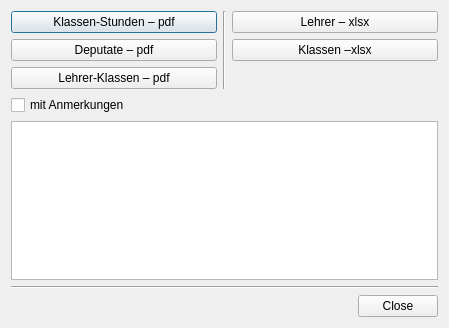
Qt form WZ/program-data/ui/dialog_make_course_tables.ui (gradgrind/WZS) before a commit.
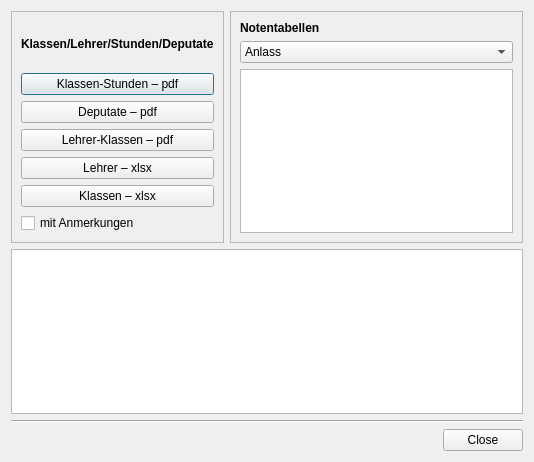
The same form after that commit.

Commit message: Working on the ui for grade table generation

The edit to the form file:
```diff
--- a/WZ/program-data/ui/dialog_make_course_tables.ui
+++ b/WZ/program-data/ui/dialog_make_course_tables.ui
@@ -6,18 +6,37 @@
    <rect>
     <x>0</x>
     <y>0</y>
-    <width>449</width>
-    <height>328</height>
+    <width>534</width>
+    <height>462</height>
    </rect>
   </property>
   <property name="windowTitle">
    <string>Tabellen erstellen</string>
   </property>
-  <layout class="QVBoxLayout" name="verticalLayout_3">
+  <layout class="QVBoxLayout" name="verticalLayout_4">
    <item>
     <layout class="QHBoxLayout" name="horizontalLayout">
      <item>
+      <widget class="QFrame" name="frame">
+       <property name="frameShape">
+        <enum>QFrame::StyledPanel</enum>
+       </property>
+       <property name="frameShadow">
+        <enum>QFrame::Raised</enum>
+       </property>
       <layout class="QVBoxLayout" name="verticalLayout">
+        <item>
+         <widget class="QLabel" name="label">
+          <property name="font">
+           <font>
+            <bold>true</bold>
+           </font>
+          </property>
+          <property name="text">
+           <string>Klassen/Lehrer/Stunden/Deputate</string>
+          </property>
+         </widget>
+        </item>
        <item>
         <widget class="QPushButton" name="pb_classes">
          <property name="text">
@@ -39,17 +58,6 @@
          </property>
         </widget>
        </item>
-      </layout>
-     </item>
-     <item>
-      <widget class="Line" name="line_2">
-       <property name="orientation">
-        <enum>Qt::Vertical</enum>
-       </property>
-      </widget>
-     </item>
-     <item>
-      <layout class="QVBoxLayout" name="verticalLayout_2">
        <item>
         <widget class="QPushButton" name="pb_teachers_xlsx">
          <property name="text">
@@ -60,26 +68,9 @@
        <item>
         <widget class="QPushButton" name="pb_classes_xlsx">
          <property name="text">
-          <string>Klassen –xlsx</string>
-         </property>
-        </widget>
-       </item>
-       <item>
-        <spacer name="verticalSpacer">
-         <property name="orientation">
-          <enum>Qt::Vertical</enum>
-         </property>
-         <property name="sizeHint" stdset="0">
-          <size>
-           <width>20</width>
-           <height>40</height>
-          </size>
-         </property>
-        </spacer>
-       </item>
-      </layout>
-     </item>
-    </layout>
+           <string>Klassen – xlsx</string>
+          </property>
+         </widget>
    </item>
    <item>
     <widget class="QCheckBox" name="with_comments">
@@ -91,6 +82,66 @@
      </property>
     </widget>
    </item>
+       </layout>
+      </widget>
+     </item>
+     <item>
+      <widget class="QFrame" name="frame_2">
+       <property name="frameShape">
+        <enum>QFrame::StyledPanel</enum>
+       </property>
+       <property name="frameShadow">
+        <enum>QFrame::Raised</enum>
+       </property>
+       <layout class="QVBoxLayout" name="verticalLayout_3">
+        <item>
+         <widget class="QLabel" name="label_2">
+          <property name="font">
+           <font>
+            <bold>true</bold>
+           </font>
+          </property>
+          <property name="text">
+           <string>Notentabellen</string>
+          </property>
+         </widget>
+        </item>
+        <item>
+         <widget class="QComboBox" name="occasion">
+          <item>
+           <property name="text">
+            <string>Anlass</string>
+           </property>
+          </item>
+         </widget>
+        </item>
+        <item>
+         <widget class="QListWidget" name="grade_tables">
+          <property name="styleSheet">
+           <string notr="true">QListView::item:hover {
+    background: qlineargradient(x1: 0, y1: 0, x2: 0, y2: 1,
+                                stop: 0 #FAFBFE, stop: 1 #DCDEF1)
+}</string>
+          </property>
+          <property name="editTriggers">
+           <set>QAbstractItemView::NoEditTriggers</set>
+          </property>
+          <property name="alternatingRowColors">
+           <bool>false</bool>
+          </property>
+          <property name="selectionMode">
+           <enum>QAbstractItemView::NoSelection</enum>
+          </property>
+          <property name="spacing">
+           <number>3</number>
+          </property>
+         </widget>
+        </item>
+       </layout>
+      </widget>
+     </item>
+    </layout>
+   </item>
    <item>
     <widget class="QPlainTextEdit" name="output_box">
      <property name="readOnly">
```
Left out of the diff: 11 changed lines with no effect on the pictures. Lines whose indentation alone changed are shown as unchanged. The commit also changes 3 other files.
